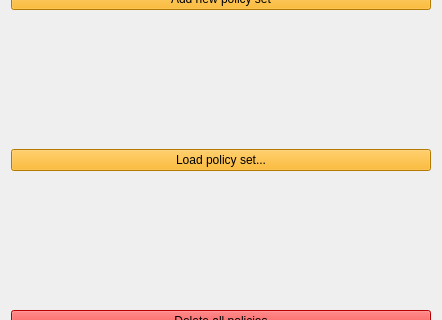
The window that Source/GUI/Qt/policiesmenu.ui (MediaArea/MediaConch_SourceCode) describes before a commit, drawn with Qt 5; both pictures show x 0 to 442 and y 156 to 476 of the 442 by 635 pixel window.
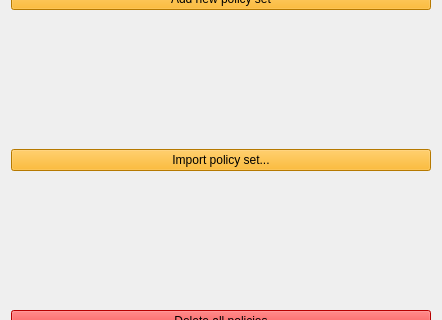
The same window after the commit.

Commit message: GUI/Qt: rewording on policy and display

What changed in the file:
```diff
--- a/Source/GUI/Qt/policiesmenu.ui
+++ b/Source/GUI/Qt/policiesmenu.ui
@@ -42,7 +42,7 @@
 selection-background-color: rgb(255, 170, 0);</string>
      </property>
      <property name="text">
-      <string>Load policy set...</string>
+      <string>Import policy set...</string>
      </property>
     </widget>
    </item>
```
The commit also changes 4 other files.
